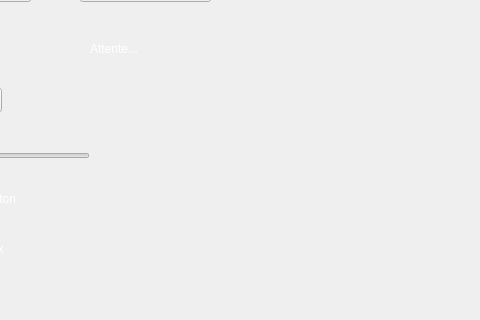
Before: the Qt Designer form mainwindow.ui in mvlik020/TP1_QT_1, drawn with Qt 5; both pictures show x 190 to 670 and y 122 to 442 of the 861 by 652 pixel window.
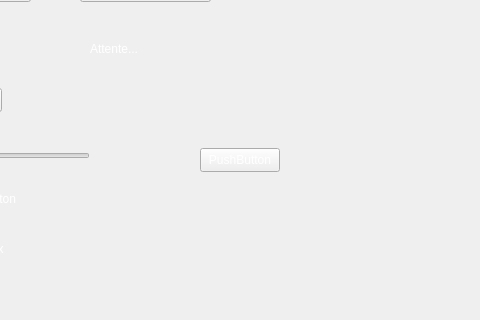
After: the same form once the commit is applied.

Commit message: Ajout d'un bouton

What changed in the file:
```diff
--- a/mainwindow.ui
+++ b/mainwindow.ui
@@ -124,6 +124,19 @@
      <string>Attente...</string>
     </property>
    </widget>
+   <widget class="QPushButton" name="pushButton">
+    <property name="geometry">
+     <rect>
+      <x>390</x>
+      <y>270</y>
+      <width>80</width>
+      <height>24</height>
+     </rect>
+    </property>
+    <property name="text">
+     <string>PushButton</string>
+    </property>
+   </widget>
   </widget>
   <widget class="QMenuBar" name="menubar">
    <property name="geometry">
```
The commit also changes 2 other files.
